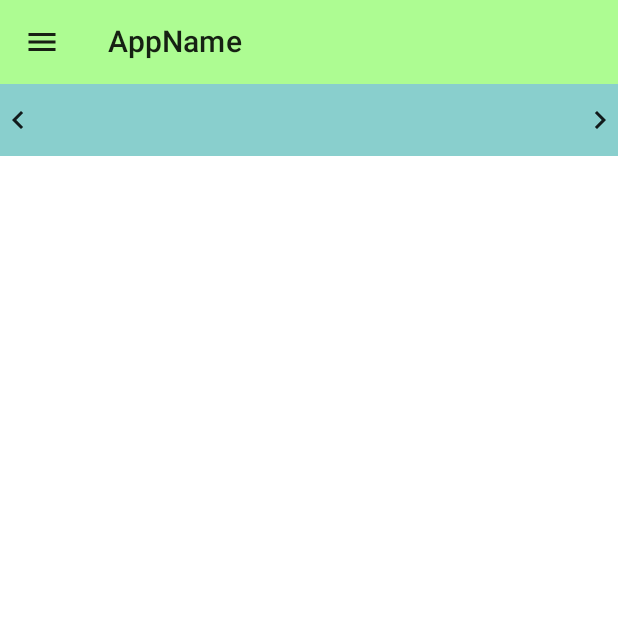
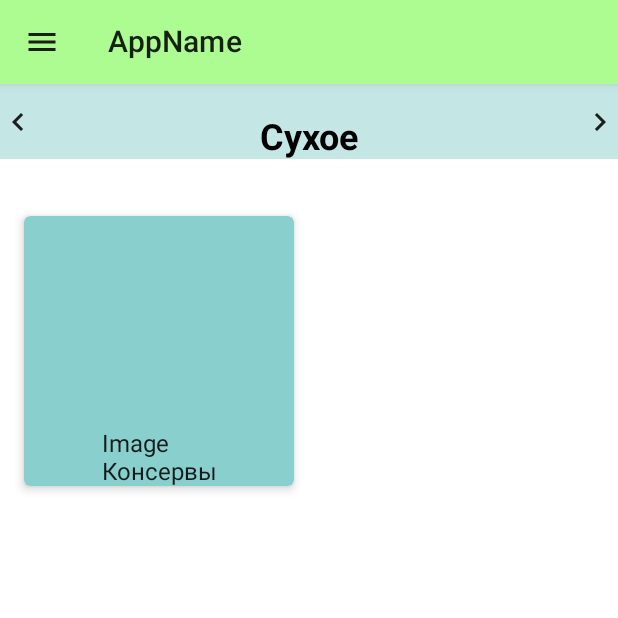
Before and after one commit to Haartag/ComposedStorage, an Android app built with Jetpack Compose: the CategoryListScreen screen opened through its navigation route, on a phone screen of 412 x 824 dp, the top half of it. Run offline under Robolectric (Android 15) with nearby library versions, the phone set to English and light mode, and no system bars; our stand-ins replace Dagger/Hilt's generated code, Room's generated code, accompanist.

Commit message:
Pager with swipes on main screen

```diff
--- a/app/src/main/AndroidManifest.xml
+++ b/app/src/main/AndroidManifest.xml
@@ -13,7 +13,7 @@
         <activity
             android:name=".MainActivity"
             android:exported="true"
-            android:label="@string/app_name"
+            android:screenOrientation="sensorPortrait"
             android:theme="@style/Theme.ComposedStorage">
             <intent-filter>
                 <action android:name="android.intent.action.MAIN" />
--- a/app/src/main/java/com/valerytimofeev/composedstorage/MainActivity.kt
+++ b/app/src/main/java/com/valerytimofeev/composedstorage/MainActivity.kt
@@ -19,6 +19,7 @@ import androidx.navigation.compose.NavHost
 import androidx.navigation.compose.composable
 import androidx.navigation.compose.rememberNavController
 import androidx.navigation.navArgument
+import com.google.accompanist.pager.ExperimentalPagerApi
 import com.valerytimofeev.composedstorage.about.AboutScreen
 import com.valerytimofeev.composedstorage.addnewcategory.AddNewCategoryScreen
 import com.valerytimofeev.composedstorage.addnewtab.AddNewTabScreen
@@ -34,6 +35,7 @@ private val Context.dataStore: DataStore<Preferences> by preferencesDataStore(na
 
 @AndroidEntryPoint
 @ExperimentalMaterialApi
+@ExperimentalPagerApi
 class MainActivity : ComponentActivity() {
     override fun onCreate(savedInstanceState: Bundle?) {
         super.onCreate(savedInstanceState)
--- a/app/src/main/java/com/valerytimofeev/composedstorage/categorylist/CategoryListScreen.kt
+++ b/app/src/main/java/com/valerytimofeev/composedstorage/categorylist/CategoryListScreen.kt
@@ -14,6 +14,7 @@ import androidx.compose.material.icons.filled.Menu
 import androidx.compose.material.icons.outlined.KeyboardArrowLeft
 import androidx.compose.material.icons.outlined.KeyboardArrowRight
 import androidx.compose.runtime.Composable
+import androidx.compose.runtime.LaunchedEffect
 import androidx.compose.ui.Alignment
 import androidx.compose.ui.Modifier
 import androidx.compose.ui.draw.clip
@@ -25,15 +26,23 @@ import androidx.compose.ui.unit.dp
 import androidx.compose.ui.unit.sp
 import androidx.hilt.navigation.compose.hiltViewModel
 import androidx.navigation.NavController
+import com.google.accompanist.pager.ExperimentalPagerApi
+import com.google.accompanist.pager.HorizontalPager
+import com.google.accompanist.pager.rememberPagerState
 import com.valerytimofeev.composedstorage.common.TopBar
+import com.valerytimofeev.composedstorage.utils.floorMod
 
 
+@ExperimentalPagerApi
 @Composable
 fun CategoryListScreen(
     navController: NavController,
     viewModel: CategoryListViewModel = hiltViewModel(),
     openDrawer: () -> Unit
 ) {
+    LaunchedEffect(Unit) {
+        viewModel.loadTabList()
+    }
     Surface(
         color = MaterialTheme.colors.background,
         modifier = Modifier.fillMaxSize(),
@@ -47,26 +56,75 @@ fun CategoryListScreen(
                 buttonIcon = Icons.Filled.Menu,
                 onButtonClicked = { openDrawer() }
             )
-            CategoryChooser(
-                modifier = Modifier.height(48.dp),
-                color = viewModel.getCategoryTypeColor()
+            TabNameBackground(color = viewModel.getCategoryTypeColor(viewModel.currentPage.value))
+            TabPager(navController = navController)
+        }
+    }
+}
+
+@ExperimentalPagerApi
+@Composable
+fun TabPager(
+    navController: NavController,
+    viewModel: CategoryListViewModel = hiltViewModel(),
+) {
+    val pagerState = rememberPagerState(initialPage = viewModel.startIndex)
+    HorizontalPager(
+        count = Int.MAX_VALUE,
+        state = pagerState,
+        modifier = Modifier
+            .fillMaxWidth()
+            .offset(y = (-50).dp)
+    ) { index ->
+        val page = (index - viewModel.startIndex).floorMod(viewModel.getTabs().size)
+        viewModel.currentPage.value =
+            (pagerState.currentPage - viewModel.startIndex).floorMod(viewModel.getTabs().size)
+        Column() {
+            TabName(page = page)
+            CategoryList(
+                navController = navController,
+                color = viewModel.getCategoryTypeColor(page),
+                page = page
             )
-            CategoryList(navController = navController, color = viewModel.getCategoryTypeColor())
         }
     }
 }
 
 @Composable
-fun CategoryChooser(
+fun TabName(
     modifier: Modifier = Modifier,
     viewModel: CategoryListViewModel = hiltViewModel(),
-    color: Color
+    page: Int
 ) {
     Box(
         modifier = modifier
             .fillMaxWidth()
-            .background(color = color)
-            .fillMaxHeight(0.1f)
+            .fillMaxHeight(0.1f),
+        contentAlignment = Alignment.Center
+    ) {
+        if (viewModel.jobEnded.value) {
+            Text(
+                text = viewModel.getTabs()[page],
+                fontWeight = FontWeight.Bold,
+                fontSize = 24.sp,
+                textAlign = TextAlign.Center,
+                color = MaterialTheme.colors.onSurface
+            )
+        }
+    }
+}
+
+@Composable
+fun TabNameBackground(
+    modifier: Modifier = Modifier,
+    color: Color = Color.LightGray
+) {
+    Column {
+        Box(
+            modifier = modifier
+                .fillMaxWidth()
+                .background(color = color.copy(alpha = 0.5f))
+                .height(50.dp)
         ) {
             Row(
                 verticalAlignment = Alignment.CenterVertically,
@@ -79,45 +137,35 @@ fun CategoryChooser(
                     modifier = Modifier
                         .padding(vertical = 8.dp)
                         .fillMaxHeight()
-                    .clickable {
-                        viewModel.changeCategoryType(-1)
-                    }
                 )
-
-            Text(
-                text = viewModel.getChosenCategoryTypeName(),
-                fontWeight = FontWeight.Bold,
-                fontSize = 24.sp,
-                textAlign = TextAlign.Center,
-                color = MaterialTheme.colors.onSurface
-            )
-
                 Icon(
                     Icons.Outlined.KeyboardArrowRight,
                     contentDescription = "Right arrow",
                     modifier = Modifier
                         .padding(vertical = 8.dp)
                         .fillMaxHeight()
-                    .clickable {
-                        viewModel.changeCategoryType(1)
+                )
             }
-            )
         }
     }
 }
 
 @Composable
 fun CategoryList(
+    page: Int,
     navController: NavController,
     viewModel: CategoryListViewModel = hiltViewModel(),
     color: Color
 ) {
-    val categoryListSize = viewModel.getCategoryListSize()
-    LazyColumn(contentPadding = PaddingValues(16.dp)) {
+    val categoryListSize = viewModel.getCategoryRowCount(page)
+    LazyColumn(
+        contentPadding = PaddingValues(16.dp),
+        modifier = Modifier.fillMaxSize()
+    ) {
         items(count = categoryListSize) {
             CategoryRow(
                 rowIndex = it,
-                categoryNames = viewModel.getCategoryListSortedByType(),
+                categoryNames = viewModel.getCategoryByTab(page),
                 navController = navController,
                 color = color
             )
--- a/app/src/main/java/com/valerytimofeev/composedstorage/categorylist/CategoryListViewModel.kt
+++ b/app/src/main/java/com/valerytimofeev/composedstorage/categorylist/CategoryListViewModel.kt
@@ -1,5 +1,6 @@
 package com.valerytimofeev.composedstorage.categorylist
 
+import android.util.Log
 import androidx.compose.runtime.mutableStateListOf
 import androidx.compose.runtime.mutableStateOf
 import androidx.compose.ui.graphics.Color
@@ -9,6 +10,7 @@ import com.valerytimofeev.composedstorage.data.DatabaseRepository
 import com.valerytimofeev.composedstorage.data.database.CategoryItem
 import com.valerytimofeev.composedstorage.ui.theme.*
 import dagger.hilt.android.lifecycle.HiltViewModel
+import kotlinx.coroutines.Dispatchers
 import kotlinx.coroutines.launch
 import javax.inject.Inject
 
@@ -17,35 +19,37 @@ class CategoryListViewModel @Inject constructor(
     private val repository: DatabaseRepository
 ) : ViewModel() {
     val categoryList = mutableStateListOf<CategoryItem>()
-    private val position = mutableStateOf(0)
 
-    init {
-        loadCategoryTypeList()
-    }
+    //for pager infinite loop
+    val startIndex = Int.MAX_VALUE / 2
 
-    val categoryTypeList = mutableStateOf(listOf(""))
+    val jobEnded = mutableStateOf(false)
 
-    private fun loadCategoryTypeList() {
-        viewModelScope.launch {
-            repository.getCategories().forEach {
-                categoryList.add(it)
+    fun loadTabList() {
+        if (categoryList.isEmpty()) {
+            viewModelScope.launch {
+                repository.getCategories().forEach {
+                    categoryList.add(it)
+                }
+                jobEnded.value = true
             }
-            categoryTypeList.value = categoryList.map { it.categoryType }.toSet().toList()
         }
     }
 
-    fun getChosenCategoryTypeName(): String {
-        return categoryTypeList.value[position.value]
+    fun getTabs(): List<String> {
+        return categoryList.map { it.categoryType }.toSet().toList()
     }
 
-    fun getCategoryListSortedByType(): List<String> {
-        return categoryList.filter { it.categoryType == getChosenCategoryTypeName() }
-            .map { it.category }
+    fun getCategoryByTab(tab: Int): List<String> {
+        return categoryList.filter { it.categoryType == getTabs()[tab] }.map { it.category }
     }
 
-    //return count of rows for lazy column
-    fun getCategoryListSize(): Int {
-        val sizeOfSortedCategoryList = getCategoryListSortedByType().size
+    fun getTabSize(tab: Int): Int {
+        return getCategoryByTab(tab).size
+    }
+
+    fun getCategoryRowCount(tab: Int): Int {
+        val sizeOfSortedCategoryList = getTabSize(tab)
         return if (sizeOfSortedCategoryList % 2 == 0) {
             sizeOfSortedCategoryList / 2
         } else {
@@ -53,16 +57,11 @@ class CategoryListViewModel @Inject constructor(
         }
     }
 
-    fun changeCategoryType(change: Int) {
-        position.value = when {
-            position.value + change < 0 -> categoryTypeList.value.lastIndex
-            position.value + change > categoryTypeList.value.lastIndex -> 0
-            else -> position.value + change
-        }
-    }
+    var currentPage = mutableStateOf(0)
 
-    fun getCategoryTypeColor(): Color {
-        return when (position.value) {
+    //TODO rework color theming
+    fun getCategoryTypeColor(page: Int): Color {
+        return when (page) {
             0 -> Theme1Color
             1 -> Theme2Color
             2 -> Theme3Color
--- /dev/null
+++ b/app/src/main/java/com/valerytimofeev/composedstorage/utils/FloorMod.kt
@@ -0,0 +1,6 @@
+package com.valerytimofeev.composedstorage.utils
+
+fun Int.floorMod(other: Int): Int = when (other) {
+    0 -> this
+    else -> this - floorDiv(other) * other
+}
--- a/app/src/main/res/values/colors.xml
+++ b/app/src/main/res/values/colors.xml
@@ -7,4 +7,6 @@
     <color name="teal_700">#FF018786</color>
     <color name="black">#FF000000</color>
     <color name="white">#FFFFFFFF</color>
+
+
 </resources>
```
Also changed, not shown: app/build.gradle (+7 -0 lines), app/src/main/java/com/valerytimofeev/composedstorage/categorydetail/CategoryDetailScreen.kt (+0 -36 lines). Lines whose indentation alone changed are shown as unchanged.
